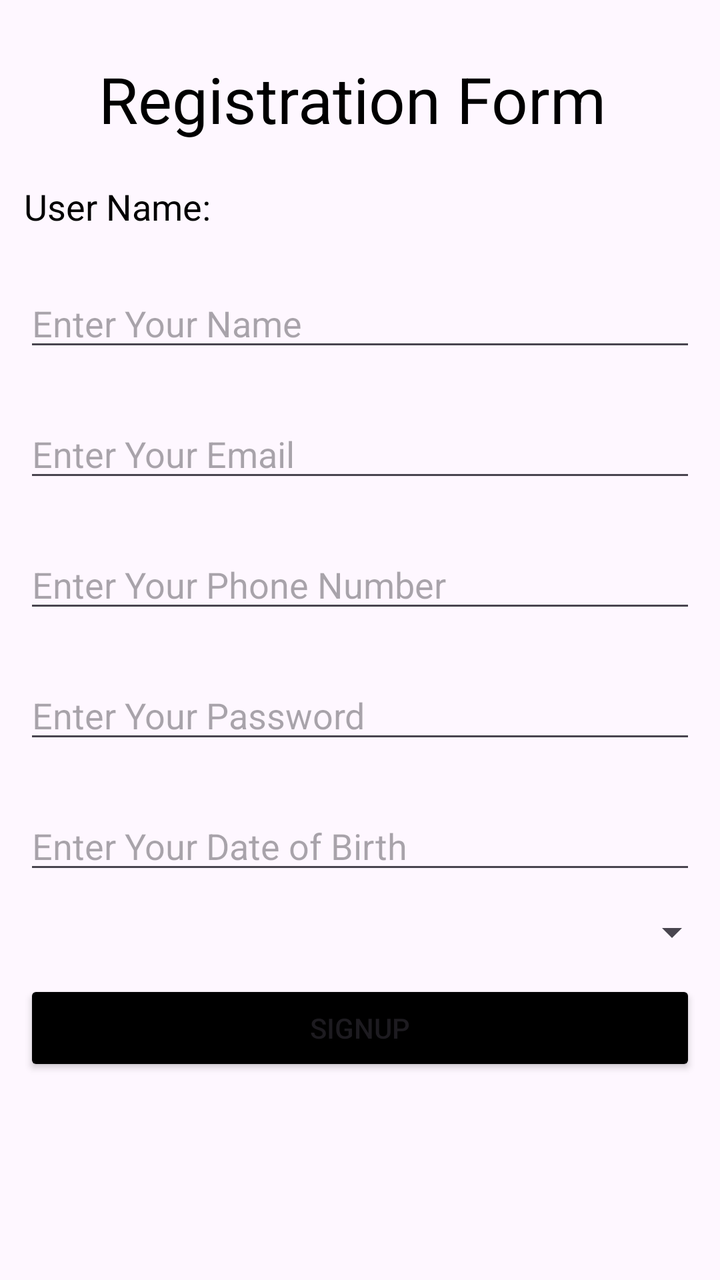
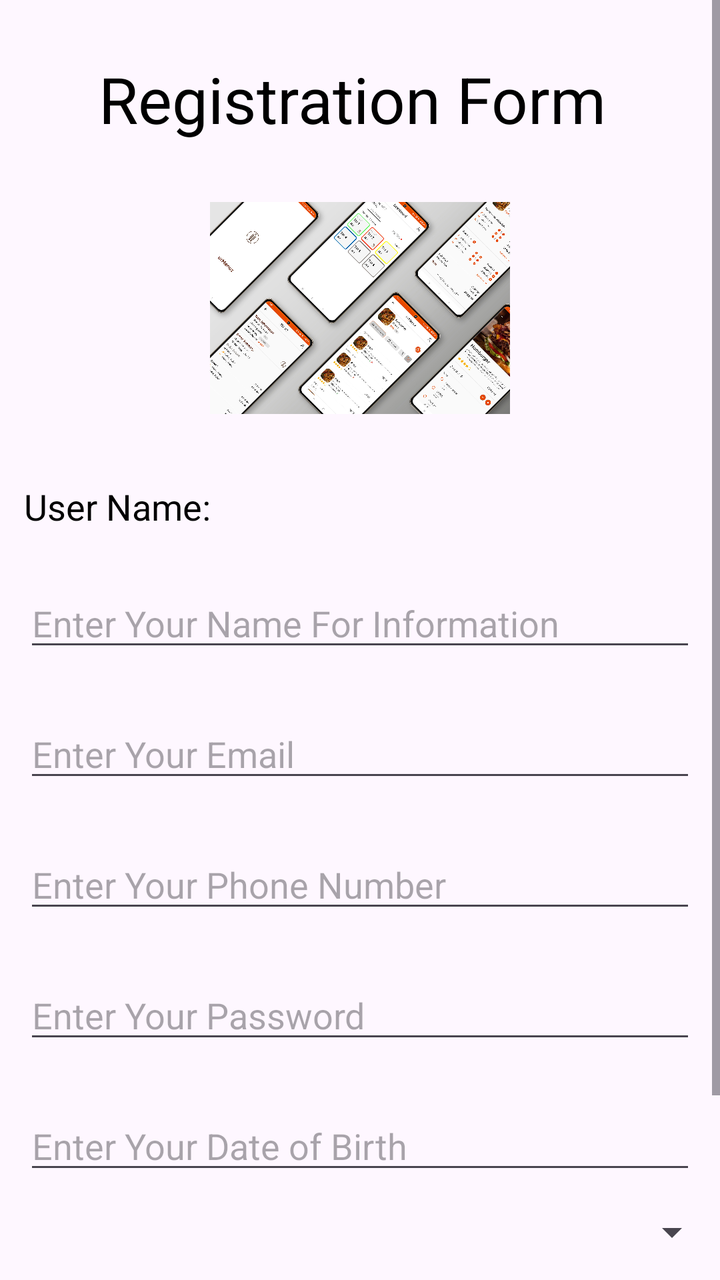

An Android layout rendered at two revisions. The XML below is the earlier revision; the diff shows what the commit changed to produce the second picture.
<!-- AndroidManifest.xml: application theme Theme.TestApp -->
<!-- res/layout/activity_registration.xml -->
<?xml version="1.0" encoding="utf-8"?>
<LinearLayout xmlns:android="http://schemas.android.com/apk/res/android"
    xmlns:app="http://schemas.android.com/apk/res-auto"
    xmlns:tools="http://schemas.android.com/tools"
    android:id="@+id/main"
    android:layout_width="match_parent"
    android:layout_height="match_parent"
    android:orientation="vertical"
    tools:context=".RegistrationActivity">

    <TextView
        android:layout_width="match_parent"
        android:layout_height="wrap_content"
        android:layout_marginTop="20dp"
        android:gravity="center"
        android:padding="8dp"
        android:text="Registration Form "
        android:textColor="@color/black"
        android:textSize="32sp" />


    <LinearLayout
        android:layout_width="match_parent"
        android:layout_height="wrap_content"
        android:orientation="vertical">

        <TextView
            android:layout_width="match_parent"
            android:layout_height="wrap_content"
            android:layout_margin="12dp"
            android:text="User Name:"
            android:textColor="@color/black"
            android:textSize="18sp" />

        <EditText
            android:id="@+id/etUserName"
            android:layout_width="match_parent"
            android:layout_height="wrap_content"
            android:layout_margin="12dp"
            android:hint="Enter Your Name" />


    </LinearLayout>


    <EditText
        android:id="@+id/etEmail"
        android:layout_width="match_parent"
        android:layout_height="wrap_content"
        android:layout_margin="12dp"
        android:hint="Enter Your Email" />

    <EditText
        android:id="@+id/etPhone"
        android:layout_width="match_parent"
        android:layout_height="wrap_content"
        android:layout_margin="12dp"
        android:hint="Enter Your Phone Number"
        android:inputType="number" />

    <EditText
        android:id="@+id/etPassword"
        android:layout_width="match_parent"
        android:layout_height="wrap_content"
        android:layout_margin="12dp"
        android:hint="Enter Your Password"
        android:inputType="textPassword" />

    <EditText
        android:id="@+id/etDOB"
        android:layout_width="match_parent"
        android:layout_height="wrap_content"
        android:layout_margin="12dp"
        android:clickable="true"
        android:focusable="false"
        android:hint="Enter Your Date of Birth" />

    <Spinner
        android:id="@+id/provinceList"
        android:layout_width="match_parent"
        android:layout_height="wrap_content"
        android:padding="12dp" />

    <Button
        android:id="@+id/btnSignUp"
        android:layout_width="match_parent"
        android:layout_height="wrap_content"
        android:layout_margin="12dp"
        android:backgroundTint="@color/black"
        android:text="Signup" />


</LinearLayout>
<!-- resources referenced by this layout -->
<resources>
  <color name="black">#FF000000</color>
  <style name="Theme.TestApp" parent="Base.Theme.TestApp" />
  <style name="Base.Theme.TestApp" parent="Theme.Material3.DayNight.NoActionBar">
          
          
      </style>
</resources>

<!-- the commit's change to res/layout/activity_registration.xml (unified diff, before → after) -->
@@ -1,8 +1,16 @@
 <?xml version="1.0" encoding="utf-8"?>
-<LinearLayout xmlns:android="http://schemas.android.com/apk/res/android"
+<ScrollView
+    xmlns:android="http://schemas.android.com/apk/res/android"
     xmlns:app="http://schemas.android.com/apk/res-auto"
     xmlns:tools="http://schemas.android.com/tools"
     android:id="@+id/main"
+    android:layout_width="match_parent"
+    android:layout_height="match_parent">
+
+<LinearLayout
+    xmlns:android="http://schemas.android.com/apk/res/android"
+    xmlns:app="http://schemas.android.com/apk/res-auto"
+    xmlns:tools="http://schemas.android.com/tools"
     android:layout_width="match_parent"
     android:layout_height="match_parent"
     android:orientation="vertical"
@@ -17,6 +25,12 @@
         android:text="Registration Form "
         android:textColor="@color/black"
         android:textSize="32sp" />
+
+    <ImageView
+        android:layout_width="150dp"
+        android:layout_height="150dp"
+        android:layout_gravity="center"
+        android:src="@drawable/ic_waiter_ui" />
 
 
     <LinearLayout
@@ -37,7 +51,7 @@
             android:layout_width="match_parent"
             android:layout_height="wrap_content"
             android:layout_margin="12dp"
-            android:hint="Enter Your Name" />
+            android:hint="Enter Your Name For Information" />
 
 
     </LinearLayout>
@@ -81,13 +95,23 @@
         android:layout_height="wrap_content"
         android:padding="12dp" />
 
+    <ProgressBar
+        android:visibility="invisible"
+        android:layout_gravity="center"
+        android:id="@+id/pbLoader"
+        android:layout_width="wrap_content"
+        android:layout_height="wrap_content" />
+
     <Button
         android:id="@+id/btnSignUp"
         android:layout_width="match_parent"
         android:layout_height="wrap_content"
         android:layout_margin="12dp"
         android:backgroundTint="@color/black"
-        android:text="Signup" />
+        android:text="Signup"
+        android:textColor="@color/white" />
 
 
 </LinearLayout>
+
+</ScrollView>
<!-- resource entries referenced after the edit -->
@@ -1,6 +1,8 @@
 <!-- resources referenced by this layout -->
 <resources>
   <color name="black">#FF000000</color>
+  <color name="white">#FFFFFFFF</color>
+  <!-- drawable ic_waiter_ui: jpg bitmap (drawable, 924284 bytes) -->
   <style name="Theme.TestApp" parent="Base.Theme.TestApp" />
   <style name="Base.Theme.TestApp" parent="Theme.Material3.DayNight.NoActionBar">
           
